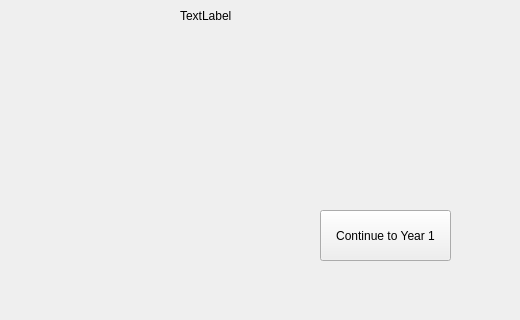
Qt form mainwindow.ui (NandhiniRam2005/CS3505-Group-Assignment9-LifeInvestor) before a commit; both pictures show x 0 to 520 and y 210 to 530 of the 800 by 530 pixel window.
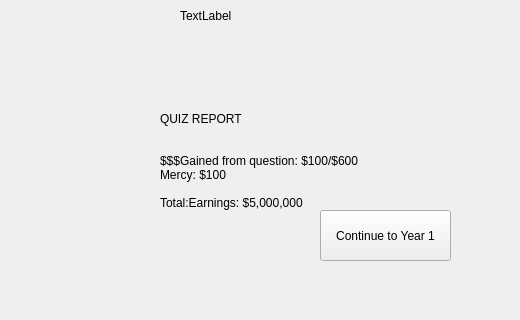
The same form after that commit. The open tabs and pages were chosen to show the change. Icons and pictures are not drawn.

Commit message: added to quiz report

The edit to the form file:
```diff
--- a/mainwindow.ui
+++ b/mainwindow.ui
@@ -245,6 +245,31 @@
        <string>Continue to Year 1</string>
       </property>
      </widget>
+     <widget class="QLabel" name="label_28">
+      <property name="geometry">
+       <rect>
+        <x>160</x>
+        <y>300</y>
+        <width>241</width>
+        <height>141</height>
+       </rect>
+      </property>
+      <property name="text">
+       <string>QUIZ REPORT
+
+
+$$$Gained from question: $100/$600
+Mercy: $100
+
+Total:Earnings: $5,000,000</string>
+      </property>
+      <property name="scaledContents">
+       <bool>false</bool>
+      </property>
+      <property name="alignment">
+       <set>Qt::AlignmentFlag::AlignLeading|Qt::AlignmentFlag::AlignLeft|Qt::AlignmentFlag::AlignVCenter</set>
+      </property>
+     </widget>
     </widget>
     <widget class="QWidget" name="mainGame">
      <widget class="QLabel" name="currentYear">
```
Left out of the diff: 2 changed lines with no effect on the pictures.
